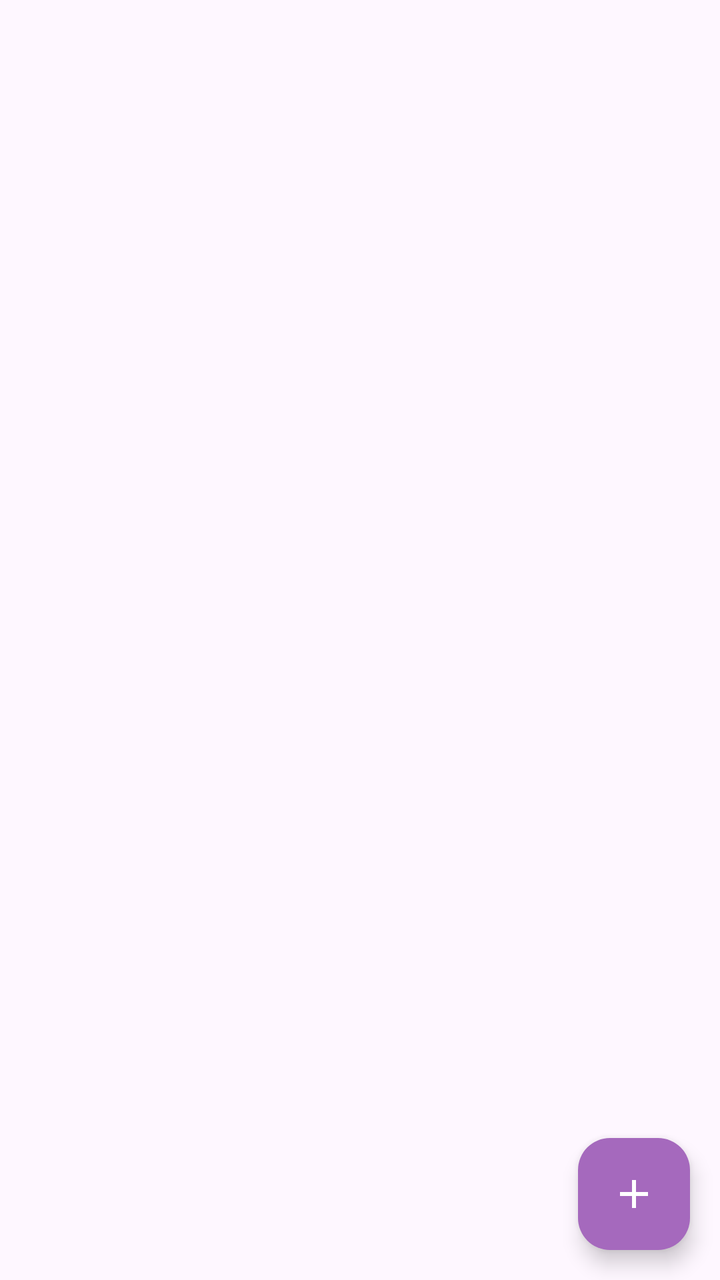
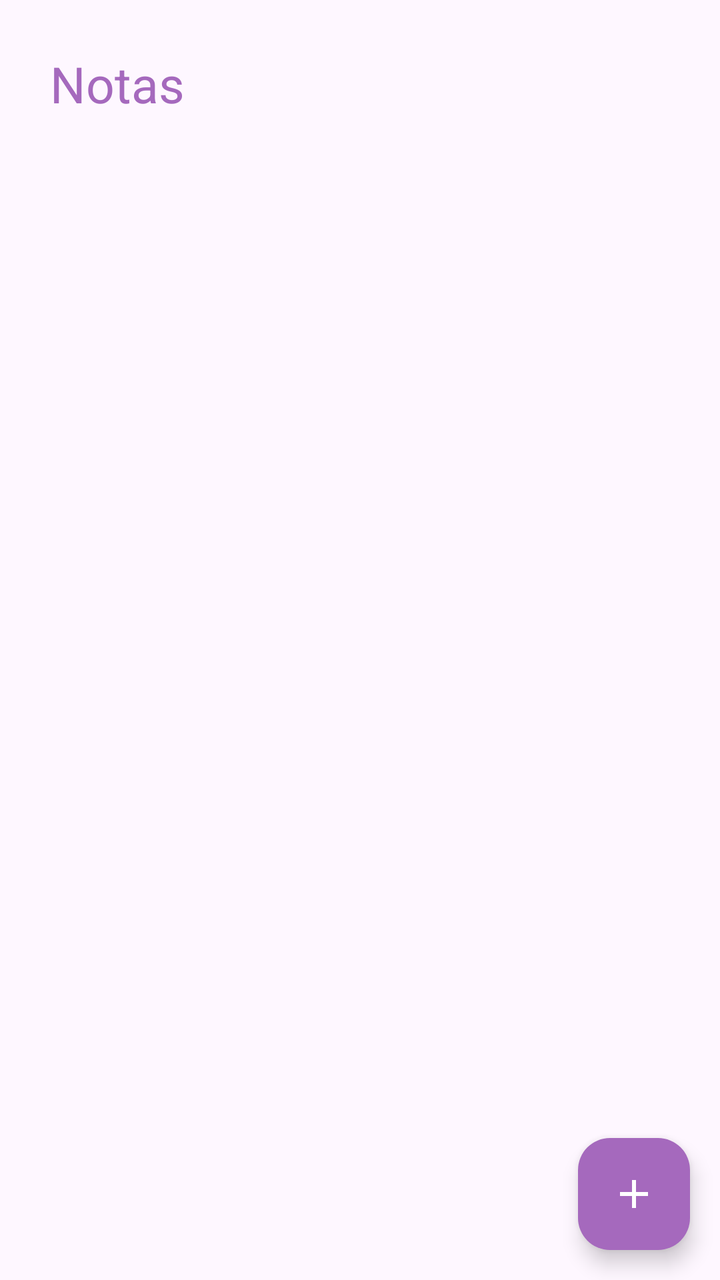

The first picture is an Android layout as it rendered before a commit; the second is the same layout after the commit. The layout source and the unified diff follow.
<!-- AndroidManifest.xml: application theme Theme.Tarea_notasApp -->
<!-- res/layout/activity_main.xml -->
<?xml version="1.0" encoding="utf-8"?>
<RelativeLayout
    xmlns:android="http://schemas.android.com/apk/res/android"
    xmlns:app="http://schemas.android.com/apk/res-auto"
    xmlns:tools="http://schemas.android.com/tools"
    android:id="@+id/main"
    android:layout_width="match_parent"
    android:layout_height="match_parent"
    tools:context=".MainActivity">

   <com.google.android.material.floatingactionbutton.FloatingActionButton
       android:id="@+id/FABAgregarNota"
       android:layout_alignParentBottom="true"
       android:layout_alignParentEnd="true"
       android:layout_marginBottom="15dp"
       android:layout_marginEnd="15dp"
       android:layout_marginStart="15dp"
       android:layout_marginTop="15dp"
       android:src="@drawable/ic_agregar_nota"
       android:backgroundTint="@color/morado"
       app:tint = "@color/white"
       android:layout_width="wrap_content"
       android:layout_height="wrap_content"/>

</RelativeLayout>
<!-- resources referenced by this layout -->
<resources>
  <color name="morado">#A569BD</color>
  <color name="white">#FFFFFFFF</color>
  <!-- drawable ic_agregar_nota (drawable) -->
  <vector xmlns:android="http://schemas.android.com/apk/res/android" android:height="24dp" android:tint="#000000" android:viewportHeight="24" android:viewportWidth="24" android:width="24dp">
        
      <path android:fillColor="@android:color/white" android:pathData="M19,13h-6v6h-2v-6H5v-2h6V5h2v6h6v2z"/>
      
  </vector>
  <style name="Theme.Tarea_notasApp" parent="Base.Theme.Tarea_notasApp" />
  <style name="Base.Theme.Tarea_notasApp" parent="Theme.Material3.DayNight.NoActionBar">
          
          <item name="colorPrimary">@color/morado</item>
          <item name="colorPrimaryVariant">@color/morado</item>
          <item name="android:statusBarColor">@color/morado</item>
      </style>
</resources>

<!-- the commit's change to res/layout/activity_main.xml (unified diff, before → after) -->
@@ -7,6 +7,26 @@
     android:layout_width="match_parent"
     android:layout_height="match_parent"
     tools:context=".MainActivity">
+
+   <TextView
+       android:id="@+id/txtNotas"
+       android:text="@string/txtNotas"
+       android:layout_alignParentTop="true"
+       android:layout_marginTop="15dp"
+       android:layout_marginStart="15dp"
+       android:textColor="@color/morado"
+       android:textSize="25sp"
+       android:padding="10dp"
+       android:layout_width="wrap_content"
+       android:layout_height="wrap_content" />
+   
+   <androidx.recyclerview.widget.RecyclerView
+       android:id="@+id/notasRv"
+       android:layout_below="@id/txtNotas"
+       android:padding="15dp"
+       tools:listitem="@layout/item_nota"
+       android:layout_width="match_parent"
+       android:layout_height="match_parent"/>
 
    <com.google.android.material.floatingactionbutton.FloatingActionButton
        android:id="@+id/FABAgregarNota"
@@ -23,3 +43,44 @@
        android:layout_height="wrap_content"/>
 
 </RelativeLayout>
+<!-- res/layout/item_nota.xml (included above) -->
+<?xml version="1.0" encoding="utf-8"?>
+<com.google.android.material.card.MaterialCardView xmlns:android="http://schemas.android.com/apk/res/android"
+    android:layout_width="match_parent"
+    android:layout_height="wrap_content"
+    xmlns:app="http://schemas.android.com/apk/res-auto"
+    app:cardCornerRadius= "8dp"
+    app:cardElevation="4dp"
+    app:cardUseCompatPadding="true">
+    
+    <androidx.appcompat.widget.LinearLayoutCompat
+        android:layout_width="match_parent"
+        android:layout_height="wrap_content"
+        android:orientation="vertical"
+        android:padding="15dp">
+        
+        <RelativeLayout
+            android:layout_width="match_parent"
+            android:layout_height="wrap_content"
+            android:orientation="horizontal"
+            android:layout_marginTop="10dp">
+            
+            <TextView
+                android:id="@+id/item_titulo"
+                android:text="@string/item_titulo"
+                android:textColor="@color/morado"
+                android:textStyle="bold"
+                android:layout_width="wrap_content"
+                android:layout_height="wrap_content"/>
+        </RelativeLayout>
+        
+        <TextView
+            android:id="@+id/item_descripcion"
+            android:text="@string/item_descripcion"
+            android:maxLines="3"
+            android:layout_marginTop="5dp"
+            android:layout_width="wrap_content"
+            android:layout_height="wrap_content"/>
+    </androidx.appcompat.widget.LinearLayoutCompat>
+
+</com.google.android.material.card.MaterialCardView>
<!-- resource entries referenced after the edit -->
@@ -8,6 +8,9 @@
       <path android:fillColor="@android:color/white" android:pathData="M19,13h-6v6h-2v-6H5v-2h6V5h2v6h6v2z"/>
       
   </vector>
+  <string name="item_descripcion">Description</string>
+  <string name="item_titulo">Titulo</string>
+  <string name="txtNotas">Notas</string>
   <style name="Theme.Tarea_notasApp" parent="Base.Theme.Tarea_notasApp" />
   <style name="Base.Theme.Tarea_notasApp" parent="Theme.Material3.DayNight.NoActionBar">
           
